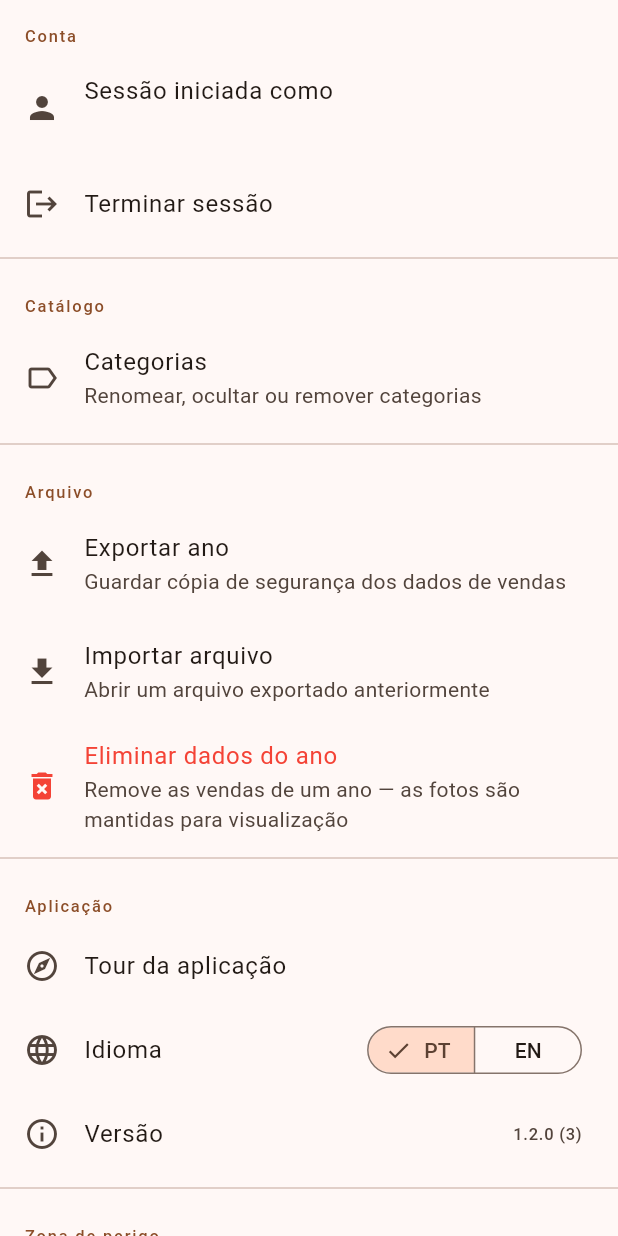
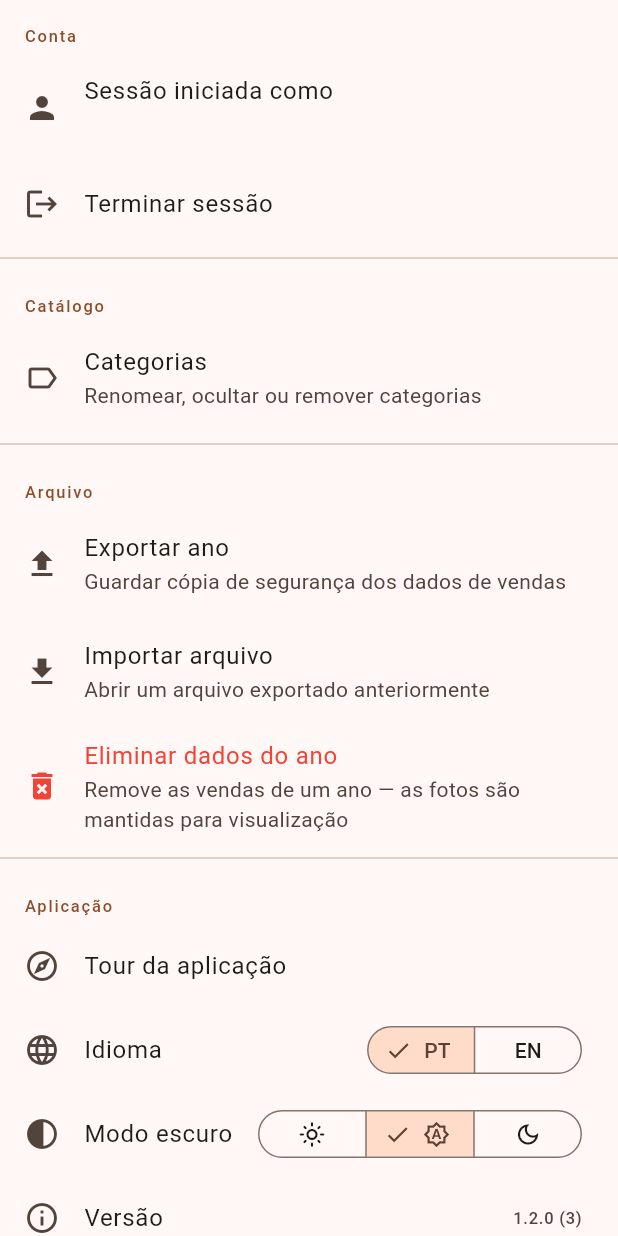
Before and after one commit to OneDeveloperCoding/latitude-tracker, a Flutter app: the SettingsScreen screen opened directly, on a phone screen of 412 x 824 dp. Run offline on Flutter 3.47's test engine with Material 3 defaults, Android fonts, the phone set to English and light mode, and no system bars; our stand-ins replace cloud_firestore, file_picker, firebase_auth, firebase_core, firebase_crashlytics, firebase_storage and 6 more; accounts and stored records are empty; generated files the repository leaves out were written again.

Commit message:
feat: add dark mode toggle in Settings (#121)
* feat: add dark mode toggle in Settings

- Add AppTheme.dark() derived from the same seed colour with Brightness.dark
- Add ThemeSettings (ValueNotifier<ThemeMode> backed by SharedPreferences)
- Wire darkTheme + themeMode into MaterialApp; init ThemeSettings in main
- Add _ThemeModeTile (SwitchListTile) to SettingsScreen after _LanguageTile
- Add AppColorScheme extension with success/warning/muted/shipped/pending tokens
- Replace all hardcoded Colors.orange/red/green/grey/blue/purple in
  sales_list_screen.dart and sale_urgency_ui.dart with colorScheme tokens
- Change UrgencyReasonUI.color → UrgencyReasonUI.colorOf(ColorScheme) so callers
  resolve the colour at widget-build time against the active theme

Closes #87

* fix: address code review findings on dark mode PR

- Change AppTheme.light/dark from method calls to static final fields so
  ColorScheme.fromSeed is not re-run on every locale or theme rebuild
- Replace SwitchListTile with 3-way SegmentedButton<ThemeMode>
  (light/system/dark) so ThemeMode.system is representable and
  recoverable; previously toggling the switch off permanently wrote
  ThemeMode.light to SharedPreferences
- Give `warning` the same brightness-aware branching as success/shipped/
  pending — pins orange.shade700/orange.shade300 instead of delegating
  to the seed-derived tertiary token
- Use cs.primaryContainer in _SaleCard instead of a redundant
  Theme.of(context).colorScheme call when cs is already in scope
- Collapse colorOf switch to a ternary (notYetShipped → error, else warning)

```diff
--- a/lib/core/l10n/app_strings.dart
+++ b/lib/core/l10n/app_strings.dart
@@ -355,6 +355,7 @@ class AppStrings {
   final String deleteArchivedYearSubtitle;
   final String version;
   final String language;
+  final String darkMode;
   final String exportWhichYear;
   final String deleteWhichYear;
   final String alsoDeletePhotos;
@@ -760,6 +761,7 @@ class AppStrings {
     required this.deleteArchivedYearSubtitle,
     required this.version,
     required this.language,
+    required this.darkMode,
     required this.exportWhichYear,
     required this.deleteWhichYear,
     required this.alsoDeletePhotos,
@@ -1557,6 +1559,7 @@ class AppStrings {
         'Removes a year\'s sales — photos are kept for archive viewing',
     version: 'Version',
     language: 'Language',
+    darkMode: 'Dark mode',
     exportWhichYear: 'Export which year?',
     deleteWhichYear: 'Delete which year?',
     alsoDeletePhotos: 'Also delete photos',
@@ -1985,6 +1988,7 @@ class AppStrings {
         'Remove as vendas de um ano — as fotos são mantidas para visualização',
     version: 'Versão',
     language: 'Idioma',
+    darkMode: 'Modo escuro',
     exportWhichYear: 'Exportar qual ano?',
     deleteWhichYear: 'Eliminar qual ano?',
     alsoDeletePhotos: 'Também eliminar fotos',
--- a/lib/core/theme/app_theme.dart
+++ b/lib/core/theme/app_theme.dart
@@ -3,13 +3,19 @@ import 'package:flutter/material.dart';
 class AppTheme {
   static const _primaryColor = Color(0xFFB5714A);
 
-  static ThemeData light() {
-    return ThemeData(
+  static final ThemeData light = ThemeData(
     colorScheme: ColorScheme.fromSeed(
       seedColor: _primaryColor,
       brightness: Brightness.light,
     ),
     useMaterial3: true,
   );
+
+  static final ThemeData dark = ThemeData(
+    colorScheme: ColorScheme.fromSeed(
+      seedColor: _primaryColor,
+      brightness: Brightness.dark,
+    ),
+    useMaterial3: true,
+  );
 }
-}
--- /dev/null
+++ b/lib/core/theme/theme_settings.dart
@@ -0,0 +1,34 @@
+import 'package:flutter/material.dart';
+import 'package:shared_preferences/shared_preferences.dart';
+
+class ThemeSettings {
+  ThemeSettings._();
+
+  static const _key = 'theme_mode';
+
+  static final themeMode = ValueNotifier<ThemeMode>(ThemeMode.system);
+
+  static Future<void> init() async {
+    final prefs = await SharedPreferences.getInstance();
+    final saved = prefs.getString(_key);
+    themeMode.value = _fromString(saved);
+  }
+
+  static Future<void> setThemeMode(ThemeMode mode) async {
+    themeMode.value = mode;
+    final prefs = await SharedPreferences.getInstance();
+    await prefs.setString(_key, _toString(mode));
+  }
+
+  static ThemeMode _fromString(String? value) => switch (value) {
+        'light' => ThemeMode.light,
+        'dark' => ThemeMode.dark,
+        _ => ThemeMode.system,
+      };
+
+  static String _toString(ThemeMode mode) => switch (mode) {
+        ThemeMode.light => 'light',
+        ThemeMode.dark => 'dark',
+        ThemeMode.system => 'system',
+      };
+}
--- a/lib/features/settings/screens/settings_screen.dart
+++ b/lib/features/settings/screens/settings_screen.dart
@@ -9,6 +9,7 @@ import 'package:share_plus/share_plus.dart';
 
 import '../../../core/l10n/app_strings.dart';
 import '../../../core/l10n/locale_settings.dart' show AppLocaleScope, LocaleSettings;
+import '../../../core/theme/theme_settings.dart';
 import '../../demo/demo_mode.dart';
 import '../../demo/demo_tutorial_sheet.dart';
 import '../../repairs/repositories/repair_repository.dart';
@@ -86,6 +87,7 @@ class SettingsScreen extends StatelessWidget {
             onTap: () => DemoTutorialSheet.show(context),
           ),
           _LanguageTile(),
+          _ThemeModeTile(),
           FutureBuilder<PackageInfo>(
             future: PackageInfo.fromPlatform(),
             builder: (context, snapshot) {
@@ -379,6 +381,39 @@ class _LanguageTile extends StatelessWidget {
   }
 }
 
+class _ThemeModeTile extends StatelessWidget {
+  @override
+  Widget build(BuildContext context) {
+    final s = context.s;
+    final mode = ThemeSettings.themeMode.value;
+    return ListTile(
+      leading: const Icon(Icons.contrast),
+      title: Text(s.darkMode),
+      trailing: SegmentedButton<ThemeMode>(
+        segments: const [
+          ButtonSegment(
+            value: ThemeMode.light,
+            icon: Icon(Icons.light_mode_outlined),
+          ),
+          ButtonSegment(
+            value: ThemeMode.system,
+            icon: Icon(Icons.brightness_auto_outlined),
+          ),
+          ButtonSegment(
+            value: ThemeMode.dark,
+            icon: Icon(Icons.dark_mode_outlined),
+          ),
+        ],
+        selected: {mode},
+        onSelectionChanged: (v) => ThemeSettings.setThemeMode(v.first),
+        style: const ButtonStyle(
+          visualDensity: VisualDensity.compact,
+        ),
+      ),
+    );
+  }
+}
+
 class _SectionHeader extends StatelessWidget {
   final String title;
 
--- a/lib/main.dart
+++ b/lib/main.dart
@@ -7,6 +7,7 @@ import 'package:flutter/material.dart';
 
 import 'app.dart';
 import 'core/l10n/locale_settings.dart';
+import 'core/theme/theme_settings.dart';
 import 'firebase_options.dart';
 
 void main() {
@@ -24,6 +25,7 @@ void main() {
     };
 
     await LocaleSettings.init();
+    await ThemeSettings.init();
 
     runApp(const LatitudeTrackerApp());
   }, (error, stack) => FirebaseCrashlytics.instance.recordError(error, stack, fatal: true));
```
Also changed, not shown: lib/app.dart (+8 -2 lines), lib/core/theme/color_scheme_ext.dart (added, +20 -0 lines), lib/features/sales/screens/sales_list_screen.dart (+56 -51 lines), lib/features/sales/services/sale_urgency_ui.dart (+8 -11 lines). Lines whose indentation alone changed are shown as unchanged.
